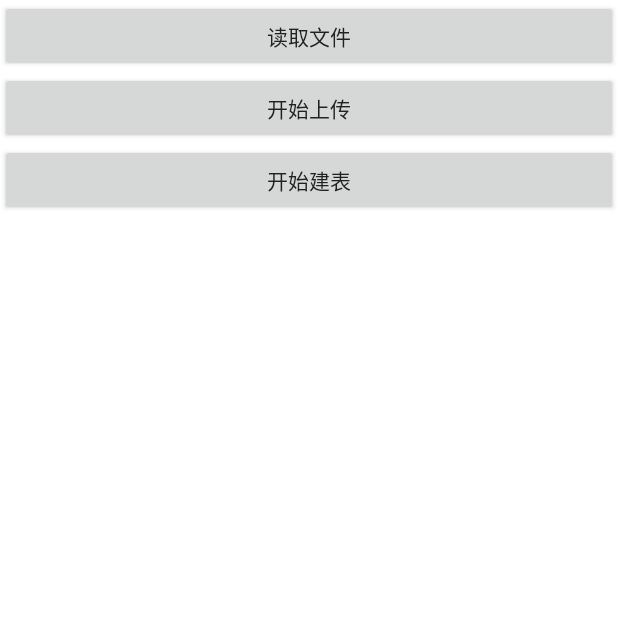
After one commit to cxmmxc/FutusEduStory, an Android app: the MusicUploadActivity screen opened directly, with no data from a screen before it, on a phone screen of 412 x 824 dp, the top half of it. The commit adds this screen. Run offline under Robolectric (Android 15) with nearby library versions, the phone set to English and light mode, and no system bars; libraries missing offline, so code that uses them is left out: cn.bmob.v3, com.readystatesoftware.systembartint; 4 statements that could not run were skipped.

Commit message:
add the mp3

```diff
--- a/app/src/main/AndroidManifest.xml
+++ b/app/src/main/AndroidManifest.xml
@@ -40,6 +40,9 @@
         <activity
             android:name=".activity.CollectActivity"
             android:screenOrientation="portrait" />
+        <activity
+            android:name=".activity.MusicUploadActivity"
+            android:screenOrientation="portrait" />
     </application>
 
 </manifest>
--- a/app/src/main/java/com/terry/Constans.java
+++ b/app/src/main/java/com/terry/Constans.java
@@ -6,8 +6,8 @@ package com.terry;
  * 描述：常量类
  */
 public class Constans {
-    public static String BmobAppId = "c7837cb415200d2068b60ef6e2c2d62e";
-    private  static String BmobSecret = "018d7407033068e8/";
+    public static String BmobAppId = "0f851a425bc1ef730a1f3e42379ed4e4";
+    private  static String BmobSecret = "d196d7dfd060da10";
 
     public static String BaseUrl = "http://cloud.bmob.cn/"+BmobSecret;
 }
--- a/app/src/main/java/com/terry/activity/IndexActivity.java
+++ b/app/src/main/java/com/terry/activity/IndexActivity.java
@@ -245,6 +245,7 @@ public class IndexActivity extends BaseActivity implements View.OnClickListener{
                 break;
             case R.id.uploadfile_text:
                 //进入上传文件页面，仅作者可见
+                startActivity(new Intent(mContext, MusicUploadActivity.class));
                 break;
 
         }
--- /dev/null
+++ b/app/src/main/java/com/terry/activity/MusicUploadActivity.java
@@ -0,0 +1,124 @@
+package com.terry.activity;
+
+import android.os.Environment;
+import android.view.View;
+import android.widget.TextView;
+
+import com.terry.BaseActivity;
+import com.terry.R;
+import com.terry.bean.MpThree;
+import com.terry.util.ToastAlone;
+
+import org.xutils.common.util.LogUtil;
+
+import java.io.File;
+import java.util.ArrayList;
+import java.util.List;
+
+import cn.bmob.v3.Bmob;
+import cn.bmob.v3.BmobObject;
+import cn.bmob.v3.datatype.BmobFile;
+import cn.bmob.v3.listener.SaveListener;
+import cn.bmob.v3.listener.UploadBatchListener;
+
+/**
+ * 作者：Terry.Chen on 2015/12/151517.
+ * 邮箱：herewinner@163.com
+ * 描述：上传音乐文件
+ */
+public class MusicUploadActivity extends BaseActivity {
+    private TextView read_text;
+    private String[] filepaths;
+    private String dir_path = Environment.getExternalStorageDirectory() + "/Futus_music";
+    private List<BmobObject> mpThrees;
+    @Override
+    protected void initView() {
+        setContentView(R.layout.upload_music_layout);
+        read_text = (TextView) findViewById(R.id.read_text);
+    }
+
+    public void uploadClick(View view) {
+        //开始上传
+        Bmob.uploadBatch(mContext, filepaths, new UploadBatchListener() {
+            @Override
+            public void onSuccess(List<BmobFile> list, List<String> list1) {
+                LogUtil.v("上传成功");
+                //上传成功，开始建表
+                LogUtil.v("shangchuan_size="+list.size()+",string_size="+list1.size());
+                if (list.size() == 273) {
+                    for (BmobFile bmobFile : list) {
+                        LogUtil.i(bmobFile.toString());
+                        MpThree mpThree = new MpThree();
+                        mpThree.setMp3_file_url(bmobFile.getFileUrl(mContext));
+                        mpThree.setMp3_name(bmobFile.getFilename());
+                        mpThree.setMp3_url(bmobFile.getUrl());
+                        mpThrees.add(mpThree);
+                    }
+                }
+                //成功了，则开始上传建mp3表
+//                createMp3Table();
+            }
+
+            @Override
+            public void onProgress(int curIndex, int curPercent, int total, int totalPercent) {
+                read_text.setText("当前为第" + curIndex + "个文件，上传进度=" + curPercent + "。\n总上传数为" + total + ",百分比为：" + totalPercent);
+                LogUtil.i("当前为第" + curIndex + "个文件，上传进度=" + curPercent + "。\n总上传数为" + total + ",百分比为：" + totalPercent);
+            }
+
+            @Override
+            public void onError(int i, String s) {
+                LogUtil.v("上传失败"+s+",err="+i);
+            }
+        });
+    }
+
+    private void createMp3Table() {
+
+    }
+
+    public void readFile(View view) {
+        //读取文件
+        File file = new File(dir_path);
+        File[] listFiles = file.listFiles();
+        int length = listFiles.length;
+        filepaths = new String[length];
+        for (int i = 0; i < length; i++) {
+            filepaths[i] = listFiles[i].getAbsolutePath();
+            read_text.setText("正在读取第" + i + "个文件");
+            if (i == 272) {
+                ToastAlone.show("已全部读取完毕");
+            }
+        }
+    }
+
+    public void createTable(View view) {
+        new BmobObject().insertBatch(mContext, mpThrees, new SaveListener() {
+            @Override
+            public void onSuccess() {
+                LogUtil.v("建表成功");
+                ToastAlone.show("建表成功");
+            }
+
+            @Override
+            public void onFailure(int i, String s) {
+                LogUtil.v("建表失败" + s+",err="+i);
+                ToastAlone.show("建表失败" + s+",err="+i);
+            }
+        });
+    }
+
+    @Override
+    protected void initData() {
+        mpThrees = new ArrayList<BmobObject>();
+    }
+
+    @Override
+    protected void setListener() {
+
+    }
+
+    @Override
+    protected void initToolbar() {
+
+    }
+}
--- /dev/null
+++ b/app/src/main/res/layout/upload_music_layout.xml
@@ -0,0 +1,31 @@
+<?xml version="1.0" encoding="utf-8"?>
+<LinearLayout xmlns:android="http://schemas.android.com/apk/res/android"
+    android:layout_width="match_parent"
+    android:layout_height="match_parent"
+    android:orientation="vertical">
+
+    <Button
+        android:layout_width="match_parent"
+        android:layout_height="wrap_content"
+        android:text="读取文件"
+        android:onClick="readFile"
+        />
+    <Button
+        android:layout_width="match_parent"
+        android:layout_height="wrap_content"
+        android:text="开始上传"
+        android:onClick="uploadClick"
+        />
+    <Button
+        android:layout_width="match_parent"
+        android:layout_height="wrap_content"
+        android:text="开始建表"
+        android:onClick="createTable"
+        />
+    <TextView
+        android:id="@+id/read_text"
+        android:layout_width="match_parent"
+        android:layout_height="match_parent"
+        android:gravity="center"/>
+
+</LinearLayout>
```
Also changed, not shown: app/src/main/java/com/terry/activity/CollectActivity.java (+26 -22 lines), app/src/main/java/com/terry/bean/MpThree.java (added, +41 -0 lines).
